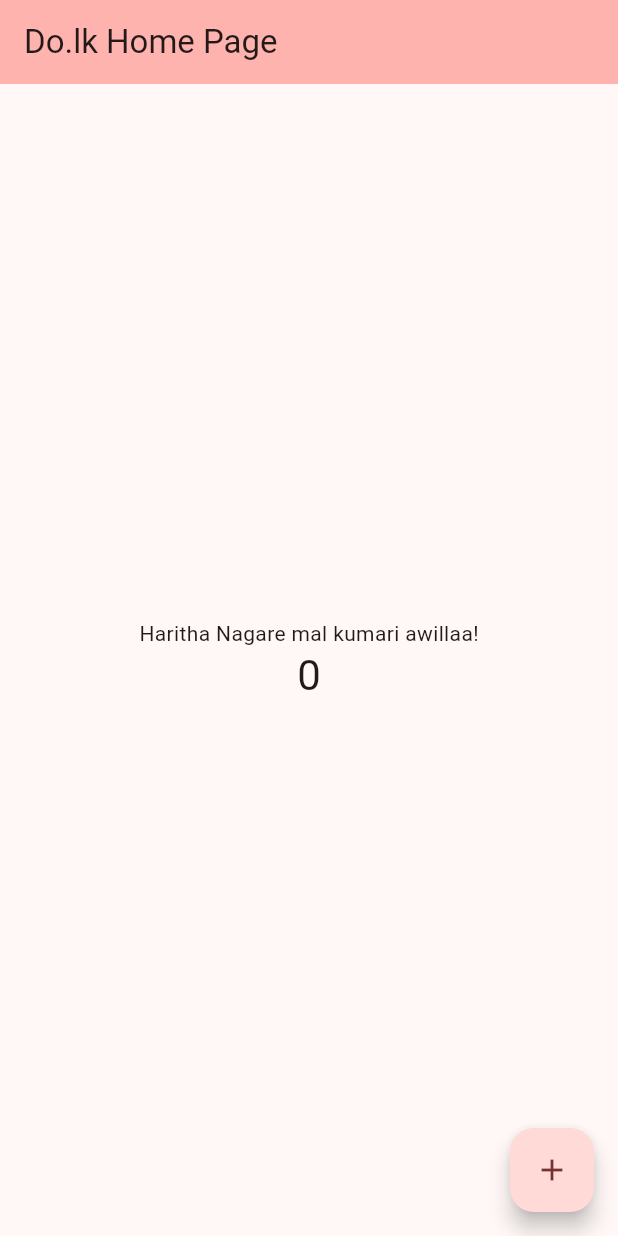
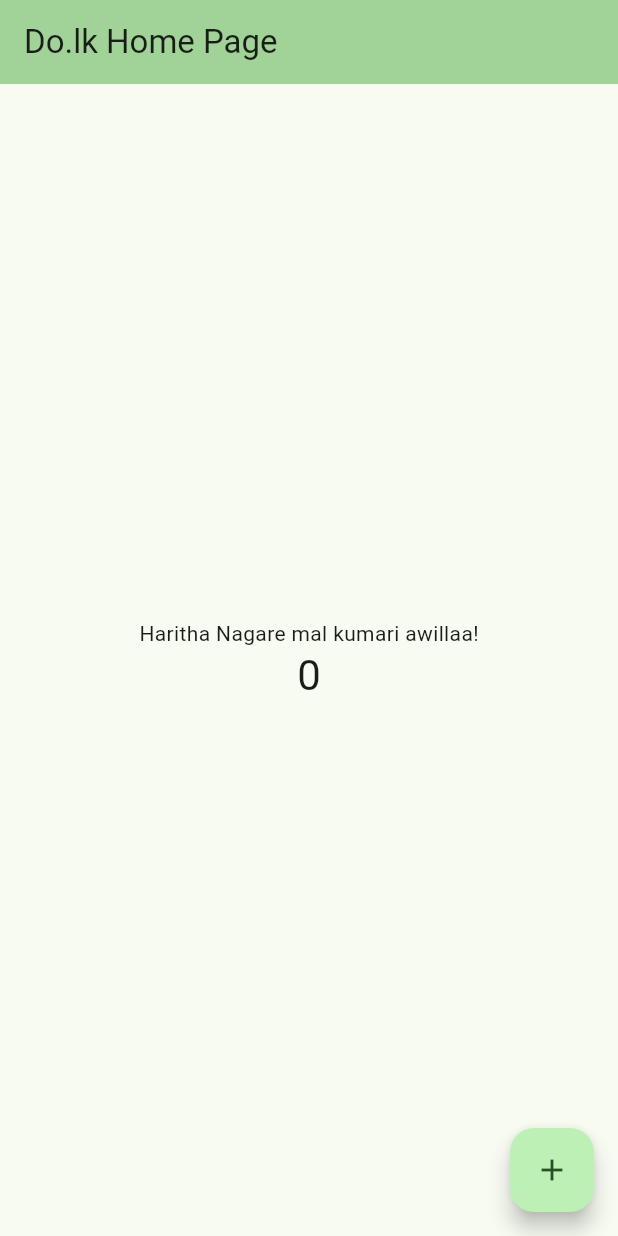
Before and after one commit to PraveenKakulandala/do-lk-freelance-marketplace-, a Flutter app: the screen it shows after launch, on a phone screen of 412 x 824 dp. Run offline on Flutter 3.47's test engine with Material 3 defaults, Android fonts, the phone set to English and light mode, and no system bars.

Commit message:
Update main.dart

```diff
--- a/lib/main.dart
+++ b/lib/main.dart
@@ -14,7 +14,7 @@ class MyApp extends StatelessWidget {
       title: 'Flutter Demo',
       theme: ThemeData(
         colorScheme: ColorScheme.fromSeed(
-          seedColor: const Color.fromARGB(255, 183, 58, 58),
+          seedColor: const Color.fromARGB(255, 58, 183, 68),
         ),
       ),
       home: const MyHomePage(title: 'Do.lk Home Page'),
```
